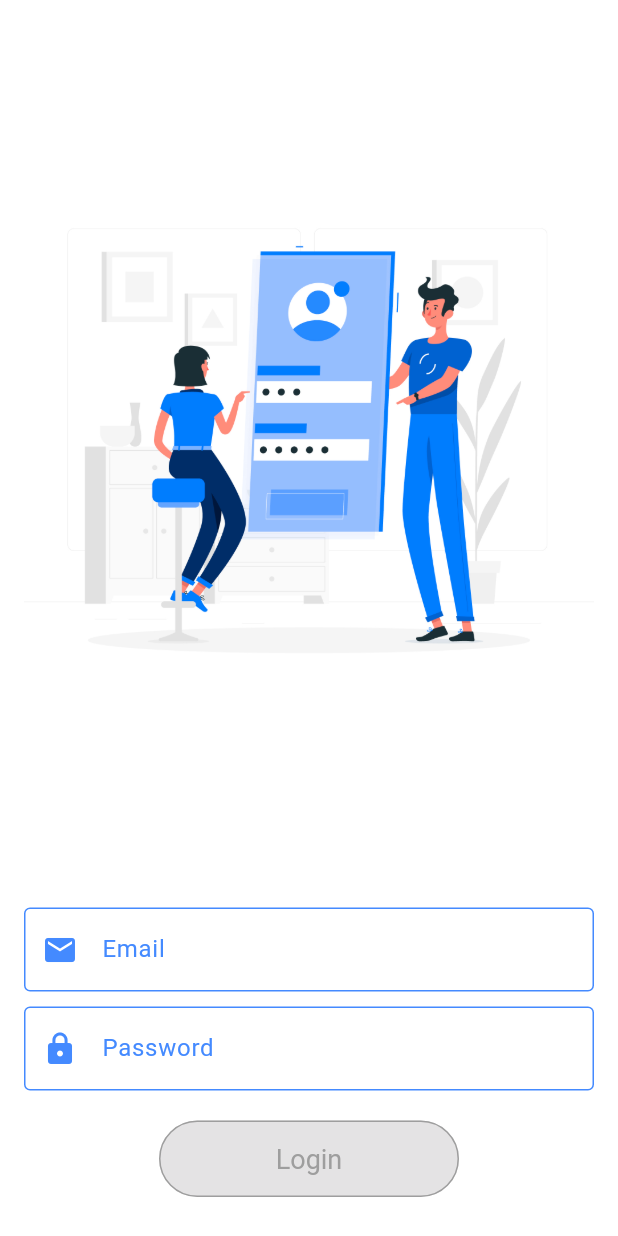
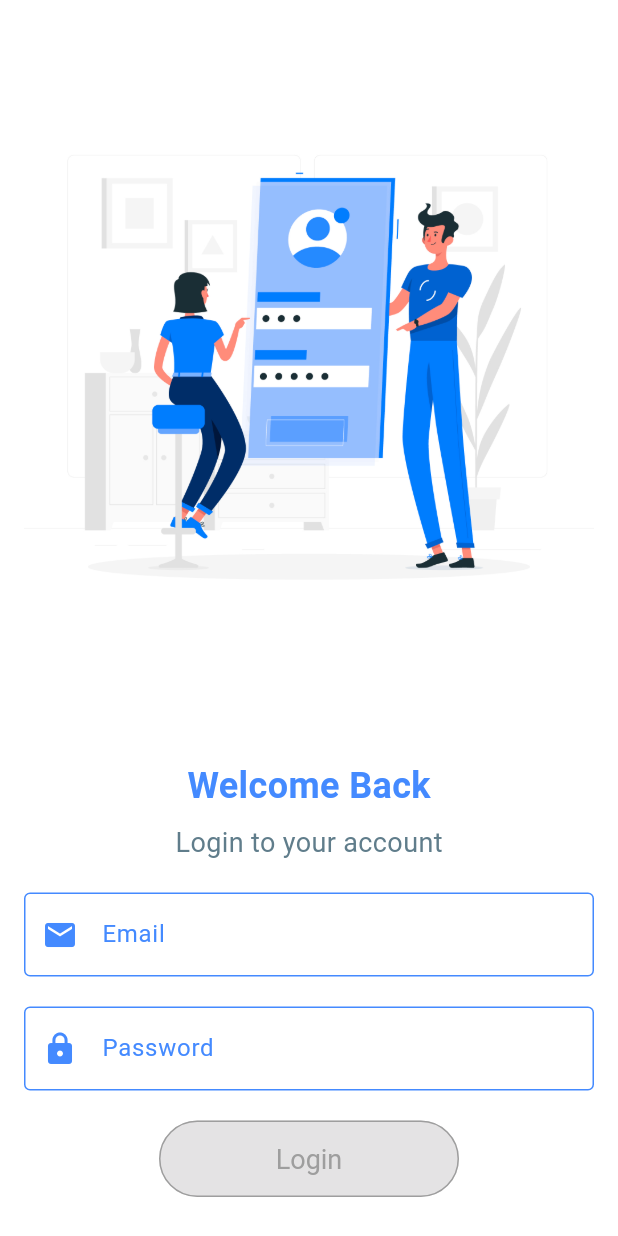
Before and after one commit to Edwardyung001/increment, a Flutter app: the screen it shows after launch, on a phone screen of 412 x 824 dp. Run offline on Flutter 3.47's test engine with Material 3 defaults, Android fonts, the phone set to English and light mode, and no system bars; our stand-ins replace sqflite; accounts and stored records are empty.

Commit message:
second push

```diff
--- a/lib/screen/login_screen.dart
+++ b/lib/screen/login_screen.dart
@@ -1,6 +1,4 @@
 import 'package:flutter/material.dart';
-import 'package:google_fonts/google_fonts.dart';
-
 import '../database/create_db.dart';
 import '../service/userService.dart';
 import '../widgets/custom_textfield.dart';
@@ -14,10 +12,11 @@ class LoginScreen extends StatefulWidget {
 }
 
 class _LoginScreenState extends State<LoginScreen> {
-  var _userService = userService();
+  final _userService = userService();
   TextEditingController userName = TextEditingController();
   TextEditingController password = TextEditingController();
   bool isFormValid = false;
+  String? error;
 
   logionFunction() async {
     String inputUserName = userName.text;
@@ -25,19 +24,19 @@ class _LoginScreenState extends State<LoginScreen> {
 
     bool userExists = await _userService.doesUserExist(inputUserName);
     if (userExists) {
-      print('Username already exists. Please use a different username.');
     } else {
       var login = Login(
         userName: inputUserName,
         password: inputPassword,
       );
       var result = await _userService.saveUserDetails(login);
-      print('User saved: $result');
-      print('New user registered successfully.');
+      // print('User saved: $result');
+      // print('New user registered successfully.');
       Navigator.push(
           context,
           MaterialPageRoute(
-              builder: (context) => HomePage(
+              builder: (context) =>
+                  HomePage(
                     userName: inputUserName,
                   )));
     }
@@ -49,35 +48,42 @@ class _LoginScreenState extends State<LoginScreen> {
       Navigator.push(
           context,
           MaterialPageRoute(
-              builder: (context) => HomePage(
+              builder: (context) =>
+                  HomePage(
                     userName: inputUserName,
                   )));
     } else {
-      print('Password is incorrect. Please try again.');
+      setState(() {
+        error = 'Password is incorrect. Please try again.';
+      });
     }
   }
-@override
+
+  @override
   void initState() {
     // TODO: implement initState
     super.initState();
     userName.addListener(_validateForm);
     password.addListener(_validateForm);
   }
+
   void _validateForm() {
     setState(() {
       isFormValid = userName.text.isNotEmpty && password.text.isNotEmpty;
+      error = null;
     });
   }
+
   @override
   void dispose() {
     userName.dispose();
     password.dispose();
     super.dispose();
   }
+
   @override
   Widget build(BuildContext context) {
     return Scaffold(
-      // Scaffold is placed within MaterialApp
       body: Container(
         color: Colors.white,
         padding: EdgeInsets.all(16.0),
@@ -87,12 +93,37 @@ class _LoginScreenState extends State<LoginScreen> {
             Expanded(
                 child: Image.asset('assets/images/login_image.jpg')),
             SizedBox(height: 20),
+            if (error != null) // Conditionally display error message
+              Padding(
+                padding: const EdgeInsets.symmetric(vertical: 8.0),
+                child: Text(
+                  error!,
+                  style: TextStyle(color: Colors.red, fontSize: 16),
+                ),
+              ),
+            Text(
+              'Welcome Back',
+              style: TextStyle(
+                fontSize: 24,
+                fontWeight: FontWeight.bold,
+                color: Colors.blueAccent,
+              ),
+            ),
+            SizedBox(height: 8),
+            Text(
+              'Login to your account',
+              style: TextStyle(
+                fontSize: 18,
+                color: Colors.blueGrey,
+              ),
+            ),
+            SizedBox(height: 20),
             CustomTextField(
               controller: userName,
               labelText: 'Email',
               prefixIcon: Icons.email,
             ),
-            SizedBox(height: 10),
+            SizedBox(height: 20),
             CustomTextField(
               controller: password,
               labelText: 'Password',
@@ -102,27 +133,31 @@ class _LoginScreenState extends State<LoginScreen> {
             SizedBox(height: 20),
             Container(
               width: 200,
-              child:ElevatedButton(
-                onPressed: isFormValid ? () { logionFunction(); } : null,
+              child: ElevatedButton(
+                onPressed: isFormValid ? () {
+                  logionFunction();
+                } : null,
                 child: Text(
                   'Login',
-                  style: TextStyle(color: isFormValid ? Colors.white : Colors.grey),
+                  style: TextStyle(
+                      color: isFormValid ? Colors.white : Colors.grey),
                 ),
                 style: ElevatedButton.styleFrom(
-                  foregroundColor: isFormValid ? Colors.blueAccent : Colors.grey,
-                  backgroundColor: isFormValid ? Colors.blueAccent : Colors.grey[300],
+                  foregroundColor: isFormValid ? Colors.blueAccent : Colors
+                      .grey,
+                  backgroundColor: isFormValid ? Colors.blueAccent : Colors
+                      .grey[300],
                   padding: EdgeInsets.symmetric(vertical: 15.0),
                   textStyle: TextStyle(fontSize: 18),
                   shape: RoundedRectangleBorder(
                     borderRadius: BorderRadius.circular(30),
-                    side: BorderSide(color: isFormValid ? Colors.blueAccent : Colors.grey),
+                    side: BorderSide(
+                        color: isFormValid ? Colors.blueAccent : Colors.grey),
                   ),
                 ),
               ),
             ),
-
             SizedBox(height: 10),
-
           ],
         ),
       ),
```
